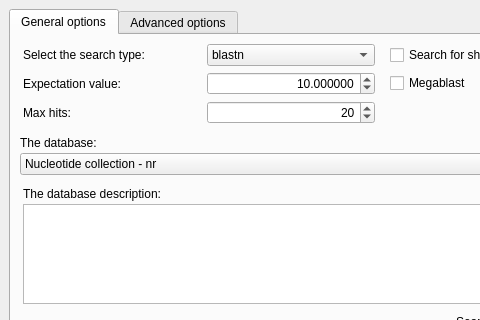
Qt form src/plugins/remote_blast/src/ui/RemoteBLASTDialog.ui (violethaze74/ugene) before a commit; both pictures show x 0 to 480 and y 0 to 320 of the 641 by 595 pixel window.
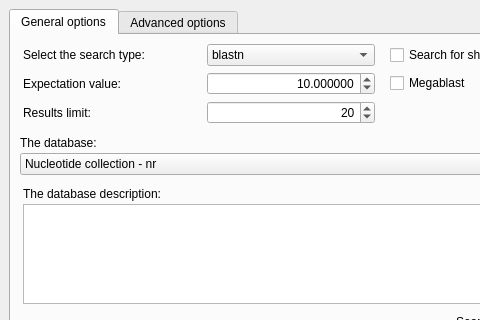
The same form after that commit.

What changed in the file:
```diff
--- a/src/plugins/remote_blast/src/ui/RemoteBLASTDialog.ui
+++ b/src/plugins/remote_blast/src/ui/RemoteBLASTDialog.ui
@@ -112,7 +112,7 @@
          <item row="3" column="0">
           <widget class="QLabel" name="lblQuantity">
            <property name="text">
-            <string>Max hits:</string>
+            <string>Results limit:</string>
            </property>
           </widget>
          </item>
```
Left out of the diff: 10 changed lines with no effect on the pictures.
